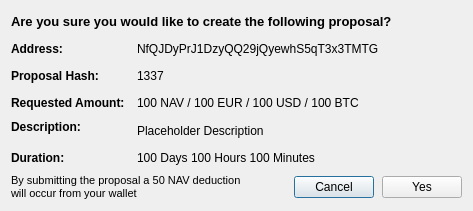
navcoin/navcoin-core, file src/qt/forms/sendcommunityfunddialog.ui: the form before one commit.
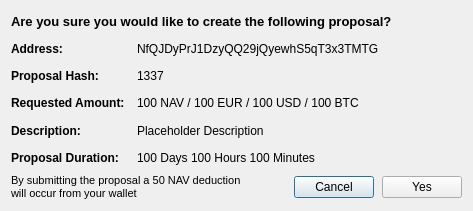
The form after the commit.

Commit message: Changed deadline to proposal duration

What changed in the file:
```diff
--- a/src/qt/forms/sendcommunityfunddialog.ui
+++ b/src/qt/forms/sendcommunityfunddialog.ui
@@ -213,7 +213,7 @@
           <string>Description:</string>
          </property>
          <property name="alignment">
-          <set>Qt::AlignLeading|Qt::AlignLeft|Qt::AlignTop</set>
+          <set>Qt::AlignLeading|Qt::AlignLeft|Qt::AlignVCenter</set>
          </property>
         </widget>
        </item>
@@ -264,7 +264,7 @@
           </font>
          </property>
          <property name="text">
-          <string>Duration:</string>
+          <string>Proposal Duration:</string>
          </property>
         </widget>
        </item>
```
The commit also changes 1 other file.
